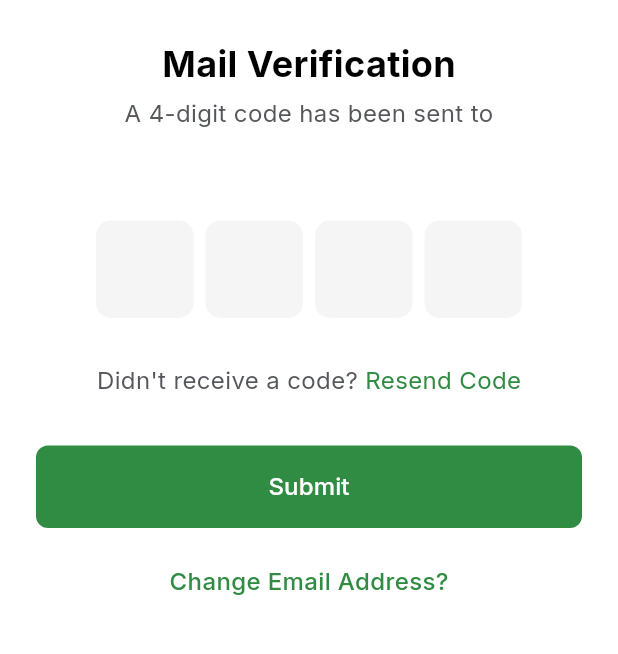
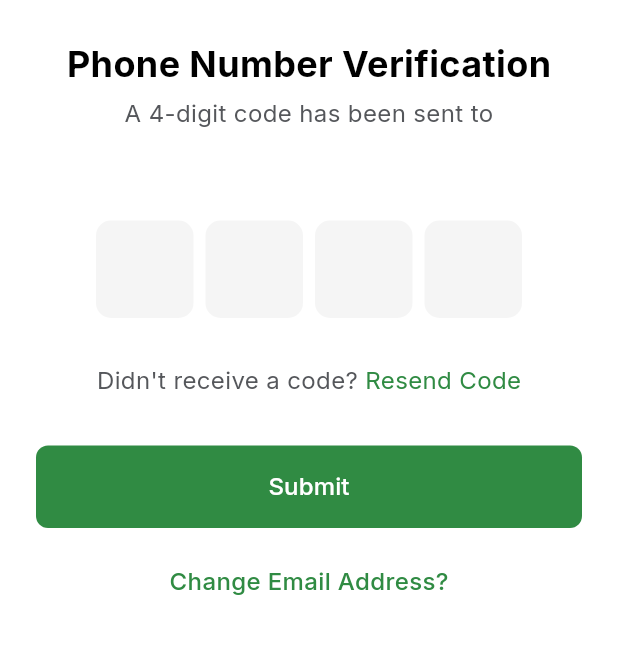
Before and after one commit to FlutterDevHipl/Jam-Rock-Destinations, a Flutter app: the MailVerificationScreen screen opened directly with empty values, on a phone screen of 412 x 824 dp, the part 210-864 px from its top. Run offline on Flutter 3.47's test engine with Material 3 defaults, Android fonts, the phone set to English and light mode, and no system bars; drawn by our look-alikes of pinput; our stand-ins replace connectivity_plus, country_picker, device_info_plus, dotted_border, dropdown_button2, firebase_auth and 15 more; missing offline and left inert: phone_numbers_parser, syncfusion_flutter_pdfviewer; accounts and stored records are empty; network calls fail; project files that could hold a hidden picture were left out.

Commit message:
29 June 2026

```diff
--- a/lib/Auth/Controller/registration_Controller.dart
+++ b/lib/Auth/Controller/registration_Controller.dart
@@ -619,7 +619,7 @@ final body={
       print("googleData ${googleData}");
       final requestData = {
         "register_type": login_type,
-        "user_type": userType == "EXPLORER" ? "customer" : "driver",
+        "user_type": userType == "customer" ? "customer" : "driver",
         "name": nameController.text.trim(),
         "email": emailController.text.trim(),
         "phone": phoneController.text.trim(),
@@ -699,7 +699,7 @@ final body={
       }
       final requestData = {
         "register_type": loginType,
-        "user_type": userType == "EXPLORER" ? "customer" : "driver",
+        "user_type": userType == "customer" ? "customer" : "driver",
         "country_code":countryCode,
         "name": nameController.text.trim(),
         "email": emailController.text.trim(),
--- a/lib/Auth/Login_View.dart
+++ b/lib/Auth/Login_View.dart
@@ -1,3 +1,5 @@
+import 'dart:io';
+
 import 'package:Jam_Rock_Destinations/Auth/forgot_password.dart';
 import 'package:Jam_Rock_Destinations/Auth/registration_View.dart';
 import 'package:Jam_Rock_Destinations/Utils/app_colors.dart';
@@ -170,7 +172,7 @@ class _LoginScreenState extends State<LoginScreen> {
                     darkMode: loginController.isDarkMode?true:false,
                     radius: 8,
                     color:  const Color(0xffF5F5F5),
-                    enableCountryPicker:userType != "EXPLORER"?false:true,
+                    enableCountryPicker:userType != "customer"?false:true,
                     controller: loginController.phoneController,
                     selectedCountry: loginController.selectedCountry,
                     hintText: "Enter Phone Number",
@@ -355,6 +357,7 @@ class _LoginScreenState extends State<LoginScreen> {
 
                 Row(
                   children: [
+                    if(Platform.isIOS)
                     Expanded(
                       child:
                       GestureDetector(
--- a/lib/Auth/forgot_password.dart
+++ b/lib/Auth/forgot_password.dart
@@ -142,7 +142,7 @@ class _ForgotPasswordScreenState extends State<ForgotPasswordScreen> {
                       radius: 8,
                       color: const Color(0xffF5F5F5),
                       enableCountryPicker:
-                      userType != "EXPLORER" ? false : true,
+                      userType != "customer" ? false : true,
                       controller: loginController.forgotPhoneController,
                       selectedCountry: loginController.selectedCountry,
                       hintText: "Enter Phone Number",
--- a/lib/Auth/verify_OTP.dart
+++ b/lib/Auth/verify_OTP.dart
@@ -23,15 +23,27 @@ class MailVerificationScreen extends StatefulWidget {
 class _MailVerificationScreenState extends State<MailVerificationScreen> {
   final LoginController loginController=Get.find<LoginController>();
   final otpError = ''.obs;
-  String maskPhoneNumber(String phone) {
-    if (phone.length < 6) return phone;
+  // String maskPhoneNumber(String phone) {
+  //   if (phone.length < 6) return phone;
+  //
+  //   String countryCode = phone.substring(0, 2); // +1
+  //   String last2 = phone.substring(phone.length - 2);
+  //
+  //   return '$countryCode X XXX XX$last2';
+  // }
 
-    String countryCode = phone.substring(0, 2); // +1
+  String maskPhoneNumber(String phone, String countryCode) {
+    phone = phone.replaceAll('+', '');
+
+    if (phone.startsWith(countryCode)) {
+      phone = phone.substring(countryCode.length);
+    }
+
+    String start2 = phone.substring(0, 2);
     String last2 = phone.substring(phone.length - 2);
 
-    return '$countryCode X XXX XX$last2';
+    return '${start2}X XXX XX$last2';
   }
-
   bool validateOtp() {
     if (loginController.otpController.text.length != 4) {
       otpError.value = "Please enter a valid 4-digit OTP";
@@ -70,7 +82,9 @@ class _MailVerificationScreenState extends State<MailVerificationScreen> {
                 heightSpace25,
 
                 /// Title
-                CustomWidget().buildTextWidget(title: "Mail Verification",
+                CustomWidget().buildTextWidget(title:
+
+                widget.signupType=="email"? "Mail Verification":"Phone Number Verification",
                     textColor: Colors.black,fontWeight: FontWeight.w700,fontSize: 24),
 
                 heightSpace5,
@@ -88,10 +102,20 @@ class _MailVerificationScreenState extends State<MailVerificationScreen> {
 
                     const SizedBox(height: 2),
 
+                    // CustomWidget().buildTextWidget(
+                    //   title:
+                    //   // isNumber?maskPhoneNumber( widget.emailorphone,widget.countryCode):
+                    //   // widget.emailorphone,
+                    //
+                    //   textColor: AppColors.yellow700,
+                    //   fontWeight: FontWeight.w600,
+                    //   fontSize: 16,
+                    //   textAlign: TextAlign.center,
+                    // ),
                     CustomWidget().buildTextWidget(
-                      title:
-                      isNumber?maskPhoneNumber( widget.emailorphone):
-                      widget.emailorphone,
+                      title: isNumber
+                          ? '${widget.countryCode} ${maskPhoneNumber(widget.emailorphone, widget.countryCode)}'
+                          : widget.emailorphone,
                       textColor: AppColors.yellow700,
                       fontWeight: FontWeight.w600,
                       fontSize: 16,
--- a/lib/Common/Controller/LocationController.dart
+++ b/lib/Common/Controller/LocationController.dart
@@ -1,3 +1,4 @@
+import 'package:Jam_Rock_Destinations/Utils/custom_widget.dart';
 import 'package:geolocator/geolocator.dart';
 import 'package:get/get.dart';
 import 'package:google_maps_flutter/google_maps_flutter.dart';
@@ -64,7 +65,7 @@ class Locationcontroller extends GetxController {
 
       update(); // if using GetBuilder
     } catch (e) {
-      Get.snackbar("Error", e.toString());
+      CustomWidget().showCustomToast(message: e.toString());
     } finally {
       isLoading.value = false;
     }
--- a/lib/Driver/Vehicle_Management.dart
+++ b/lib/Driver/Vehicle_Management.dart
@@ -98,18 +98,18 @@ class _VehicleDetailsViewState extends State<VehicleDetailsView> {
 
                   if (controller.selectedVehicleType.value=="" || controller.selectedVehicleType.value.isEmpty) {
                     controller.vehicleTypeError.value =
-                    "Please select vehicle type";
+                    "  Please select vehicle type";
                     isValid = false;
                   }
                   if (controller.selectedVehicleBrand.value=="" ||controller.selectedVehicleBrand.value.isEmpty) {
                     controller.vehicleBrandError.value =
-                    "Please select vehicle brand";
+                    "  Please select vehicle brand";
                     isValid = false;
                   }
 
                   if (controller.selectedVehicleCapacity.value==""||controller.selectedVehicleCapacity.value==null) {
                     controller.vehicleCapacityError.value =
-                    "Please select vehicle capacity";
+                    "  Please select vehicle capacity";
                     isValid = false;
                   }
 
--- a/lib/WelcomeScreens/onBoardingScreen.dart
+++ b/lib/WelcomeScreens/onBoardingScreen.dart
@@ -63,7 +63,7 @@ class _OnboardingScreenState extends State<OnboardingScreen> {
       body: SafeArea(
         child: PageView.builder(
           controller: pageController,
-          itemCount: userType == "EXPLORER"
+          itemCount: userType == "customer"
               ? onboardingData.length
               : driverOnboardingData.length,
           onPageChanged: (index) {
@@ -73,7 +73,7 @@ class _OnboardingScreenState extends State<OnboardingScreen> {
             box.write('seenOnboarding', true);
           },
           itemBuilder: (context, index) {
-            final item = userType == "EXPLORER"
+            final item = userType == "customer"
                 ? onboardingData[index]
                 : driverOnboardingData[index];
 
--- a/lib/WelcomeScreens/select_role.dart
+++ b/lib/WelcomeScreens/select_role.dart
@@ -109,7 +109,7 @@ class _SelectRoleScreenState extends State<SelectRoleScreen> {
                 color: AppColors.green500,
                 radius: 8,
                 onPressed: () {
-                  final userTypes = selectedIndex == 0 ? 'EXPLORER' : 'DRIVER';
+                  final userTypes = selectedIndex == 0 ? "customer" : "driver";
                   userBox.put('user_type', userTypes);
                   userType = userTypes;
                   debugPrint(userBox.get('user_type'));
```
Also changed, not shown: lib/Auth/Controller/login_Controller.dart (+5 -7 lines), lib/Auth/profileSetup2.dart (+4 -3 lines), lib/Auth/registration_View.dart (+17 -8 lines), lib/Common/setting/setting.dart (+10 -10 lines), lib/Common/setting/userProfile.dart (+10 -4 lines), lib/Customer/home/CustomerHomeScreen.dart (+9 -0 lines), lib/Driver/home/DriverHomeScreen.dart (+11 -1 lines), lib/Utils/custom_widget.dart (+10 -5 lines).
